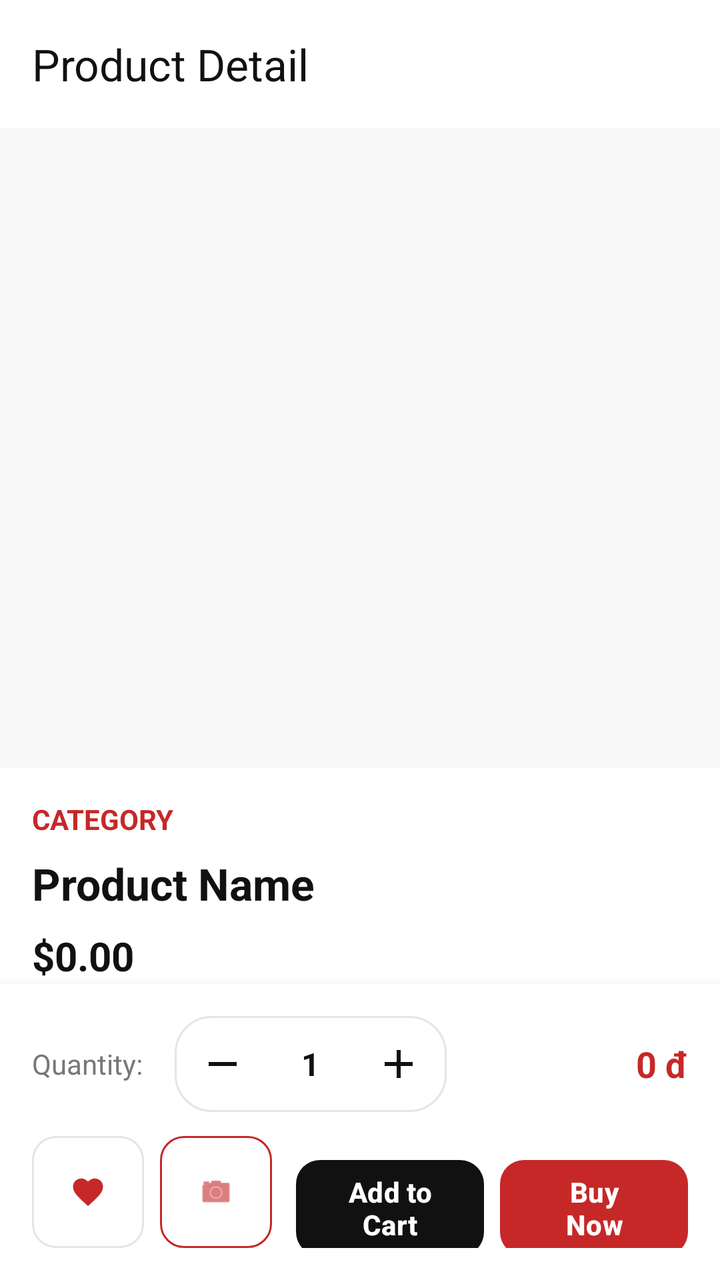
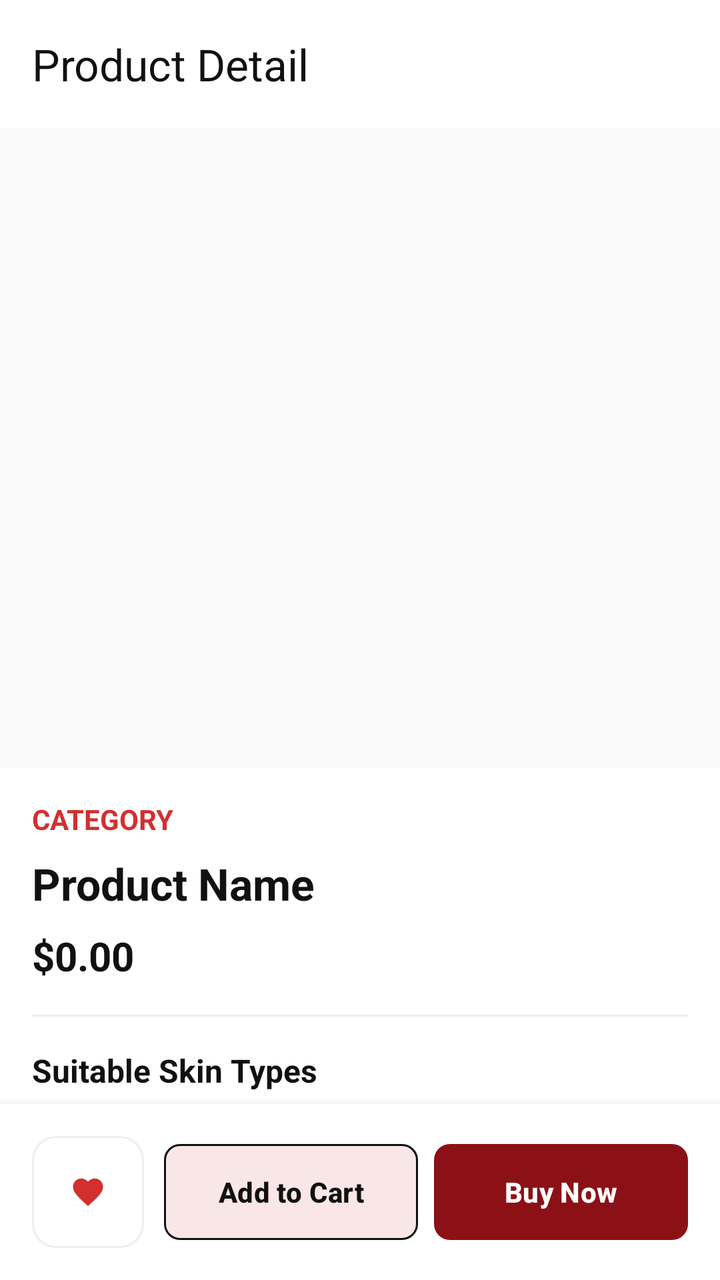

Compare the two renders of this Android layout. The source of the first and the diff that turns it into the second are given below.
<!-- AndroidManifest.xml: application theme Theme.TirTirMCommerce -->
<!-- res/layout/activity_product_detail.xml -->
<?xml version="1.0" encoding="utf-8"?>
<androidx.coordinatorlayout.widget.CoordinatorLayout xmlns:android="http://schemas.android.com/apk/res/android"
    xmlns:app="http://schemas.android.com/apk/res-auto"
    android:layout_width="match_parent"
    android:layout_height="match_parent"
    android:background="@color/tirtir_white">

    <com.google.android.material.appbar.AppBarLayout
        android:layout_width="match_parent"
        android:layout_height="wrap_content"
        android:background="@android:color/white"
        app:elevation="0dp">

        <androidx.appcompat.widget.Toolbar
            android:id="@+id/toolbarProductDetail"
            android:layout_width="match_parent"
            android:layout_height="?attr/actionBarSize"
            app:title="@string/product_detail_title"
            app:titleTextColor="@color/tirtir_text_primary" />
    </com.google.android.material.appbar.AppBarLayout>

    <androidx.core.widget.NestedScrollView
        android:layout_width="match_parent"
        android:layout_height="match_parent"
        app:layout_behavior="@string/appbar_scrolling_view_behavior"
        android:paddingBottom="80dp">

        <LinearLayout
            android:layout_width="match_parent"
            android:layout_height="wrap_content"
            android:orientation="vertical">

            
            
            <FrameLayout
                android:layout_width="match_parent"
                android:layout_height="320dp"
                android:background="@color/tirtir_off_white">

                <ImageView
                    android:id="@+id/ivProductDetailImage"
                    android:layout_width="match_parent"
                    android:layout_height="match_parent"
                    android:scaleType="centerCrop"
                    android:background="@color/tirtir_off_white"
                    android:contentDescription="@string/product_name_placeholder" />

                
                <androidx.viewpager2.widget.ViewPager2
                    android:id="@+id/viewPagerProductImages"
                    android:layout_width="match_parent"
                    android:layout_height="match_parent"
                    android:visibility="gone" />

                <com.google.android.material.tabs.TabLayout
                    android:id="@+id/tabIndicatorImages"
                    android:layout_width="wrap_content"
                    android:layout_height="16dp"
                    android:layout_gravity="bottom|center_horizontal"
                    android:layout_marginBottom="8dp"
                    android:background="@android:color/transparent"
                    app:tabBackground="@drawable/tab_selector"
                    app:tabGravity="center"
                    app:tabIndicatorHeight="0dp"
                    app:tabPaddingEnd="4dp"
                    app:tabPaddingStart="4dp"
                    android:visibility="gone"/>

                
                <TextView
                    android:id="@+id/tvProductOutOfStockBadge"
                    android:layout_width="wrap_content"
                    android:layout_height="wrap_content"
                    android:layout_gravity="top|start"
                    android:layout_margin="10dp"
                    android:background="#CC000000"
                    android:paddingHorizontal="10dp"
                    android:paddingVertical="4dp"
                    android:text="Out of stock"
                    android:textColor="#FFFFFF"
                    android:textSize="12sp"
                    android:textStyle="bold"
                    android:visibility="gone" />

            </FrameLayout>

            <LinearLayout
                android:layout_width="match_parent"
                android:layout_height="wrap_content"
                android:orientation="vertical"
                android:padding="16dp">

                <TextView
                    android:id="@+id/tvProductCategory"
                    android:layout_width="wrap_content"
                    android:layout_height="wrap_content"
                    android:text="@string/product_category_placeholder"
                    android:textColor="@color/tirtir_red_primary"
                    android:textSize="14sp"
                    android:textAllCaps="true"
                    android:textStyle="bold" />

                <TextView
                    android:id="@+id/tvProductName"
                    android:layout_width="match_parent"
                    android:layout_height="wrap_content"
                    android:layout_marginTop="8dp"
                    android:text="@string/product_name_placeholder"
                    android:textColor="@color/tirtir_text_primary"
                    android:textSize="22sp"
                    android:textStyle="bold" />

                <TextView
                    android:id="@+id/tvProductPrice"
                    android:layout_width="wrap_content"
                    android:layout_height="wrap_content"
                    android:layout_marginTop="8dp"
                    android:text="@string/product_price_placeholder"
                    android:textColor="@color/tirtir_text_primary"
                    android:textSize="20sp"
                    android:textStyle="bold" />

                <View
                    android:layout_width="match_parent"
                    android:layout_height="1dp"
                    android:layout_marginTop="16dp"
                    android:layout_marginBottom="16dp"
                    android:background="@color/tirtir_border_gray" />

                <TextView
                    android:layout_width="wrap_content"
                    android:layout_height="wrap_content"
                    android:text="@string/product_suitable_skin_types"
                    android:textColor="@color/tirtir_text_primary"
                    android:textStyle="bold"
                    android:textSize="16sp" />

                <TextView
                    android:id="@+id/tvSuitableSkinTypes"
                    android:layout_width="match_parent"
                    android:layout_height="wrap_content"
                    android:layout_marginTop="8dp"
                    android:text="@string/product_skin_types_placeholder"
                    android:textColor="@color/tirtir_text_secondary"
                    android:textSize="14sp" />

                <TextView
                    android:layout_width="wrap_content"
                    android:layout_height="wrap_content"
                    android:layout_marginTop="16dp"
                    android:text="@string/product_ingredients_title"
                    android:textColor="@color/tirtir_text_primary"
                    android:textStyle="bold"
                    android:textSize="16sp" />

                <TextView
                    android:id="@+id/tvIngredientList"
                    android:layout_width="match_parent"
                    android:layout_height="wrap_content"
                    android:layout_marginTop="8dp"
                    android:text="@string/product_ingredients_placeholder"
                    android:textColor="@color/tirtir_text_secondary"
                    android:textSize="14sp" />

                <com.google.android.material.button.MaterialButton
                    android:id="@+id/btnIngredientScan"
                    style="@style/Widget.MaterialComponents.Button.OutlinedButton"
                    android:layout_width="match_parent"
                    android:layout_height="48dp"
                    android:layout_marginTop="12dp"
                    android:text="Scan ingredients / check conflicts"
                    android:textColor="@color/tirtir_red_primary"
                    app:cornerRadius="12dp"
                    app:icon="@drawable/ic_scan"
                    app:iconTint="@color/tirtir_red_primary"
                    app:strokeColor="@color/tirtir_red_primary" />

                <com.google.android.material.button.MaterialButton
                    android:id="@+id/btnChatAdvisor"
                    style="@style/Widget.MaterialComponents.Button.OutlinedButton"
                    android:layout_width="match_parent"
                    android:layout_height="48dp"
                    android:layout_marginTop="10dp"
                    android:text="Ask AI before buying"
                    android:textColor="@color/tirtir_black"
                    app:cornerRadius="12dp"
                    app:icon="@drawable/ic_chat"
                    app:iconTint="@color/tirtir_black"
                    app:strokeColor="@color/tirtir_border_gray" />

                <TextView
                    android:layout_width="wrap_content"
                    android:layout_height="wrap_content"
                    android:layout_marginTop="16dp"
                    android:text="@string/product_description_title"
                    android:textColor="@color/tirtir_text_primary"
                    android:textStyle="bold"
                    android:textSize="16sp" />

                <TextView
                    android:id="@+id/tvProductDescription"
                    android:layout_width="match_parent"
                    android:layout_height="wrap_content"
                    android:layout_marginTop="8dp"
                    android:text="@string/product_description_placeholder"
                    android:textColor="@color/tirtir_text_secondary"
                    android:textSize="14sp"
                    android:lineSpacingExtra="4dp" />

                
                <LinearLayout
                    android:id="@+id/layoutDescriptionImages"
                    android:layout_width="match_parent"
                    android:layout_height="wrap_content"
                    android:layout_marginTop="16dp"
                    android:orientation="vertical" />

            </LinearLayout>
        </LinearLayout>
    </androidx.core.widget.NestedScrollView>

    
    <LinearLayout
        android:layout_width="match_parent"
        android:layout_height="wrap_content"
        android:layout_gravity="bottom"
        android:background="@color/tirtir_white"
        android:elevation="8dp"
        android:orientation="vertical"
        android:padding="16dp">

        <LinearLayout
            android:layout_width="match_parent"
            android:layout_height="wrap_content"
            android:orientation="horizontal"
            android:gravity="center_vertical"
            android:layout_marginBottom="12dp">
            
            <TextView
                android:layout_width="wrap_content"
                android:layout_height="wrap_content"
                android:text="Quantity:"
                android:textColor="@color/tirtir_text_secondary"
                android:textSize="14sp"
                android:layout_marginEnd="16dp"/>
                
            <LinearLayout
                android:layout_width="wrap_content"
                android:layout_height="48dp"
                android:orientation="horizontal"
                android:background="@drawable/bg_stepper"
                android:gravity="center_vertical">
                
                <ImageButton
                    android:id="@+id/btnDecreaseQty"
                    android:layout_width="48dp"
                    android:layout_height="48dp"
                    android:background="?attr/selectableItemBackground"
                    android:src="@drawable/ic_minus"
                    app:tint="@color/tirtir_black"/>
                    
                <TextView
                    android:id="@+id/tvQuantity"
                    android:layout_width="40dp"
                    android:layout_height="wrap_content"
                    android:text="1"
                    android:gravity="center"
                    android:textColor="@color/tirtir_black"
                    android:textStyle="bold"
                    android:textSize="16sp"/>
                    
                <ImageButton
                    android:id="@+id/btnIncreaseQty"
                    android:layout_width="48dp"
                    android:layout_height="48dp"
                    android:background="?attr/selectableItemBackground"
                    android:src="@drawable/ic_plus"
                    app:tint="@color/tirtir_black"/>
            </LinearLayout>
            
            <View
                android:layout_width="0dp"
                android:layout_height="0dp"
                android:layout_weight="1"/>
                
            <TextView
                android:id="@+id/tvTotalPrice"
                android:layout_width="wrap_content"
                android:layout_height="wrap_content"
                android:text="0 đ"
                android:textColor="@color/tirtir_red_primary"
                android:textSize="18sp"
                android:textStyle="bold"/>
        </LinearLayout>

        <LinearLayout
            android:layout_width="match_parent"
            android:layout_height="wrap_content"
            android:orientation="horizontal">
            
            <com.google.android.material.button.MaterialButton
                android:id="@+id/btnWishlist"
                style="@style/Widget.MaterialComponents.Button.OutlinedButton"
                android:layout_width="56dp"
                android:layout_height="56dp"
                android:contentDescription="@string/content_desc_wishlist"
                android:insetTop="0dp"
                android:insetBottom="0dp"
                android:padding="0dp"
                app:icon="@drawable/ic_wishlist"
                app:iconGravity="textStart"
                app:iconPadding="0dp"
                app:iconTint="@color/tirtir_red_primary"
                app:strokeColor="@color/tirtir_border_gray"
                app:cornerRadius="12dp" />

            
            <com.google.android.material.button.MaterialButton
                android:id="@+id/btnARTryOn"
                style="@style/Widget.MaterialComponents.Button.OutlinedButton"
                android:layout_width="56dp"
                android:layout_height="56dp"
                android:layout_marginStart="8dp"
                android:contentDescription="AR Try-On"
                android:insetTop="0dp"
                android:insetBottom="0dp"
                android:padding="0dp"
                app:icon="@android:drawable/ic_menu_camera"
                app:iconGravity="textStart"
                app:iconPadding="0dp"
                app:iconTint="@color/tirtir_red_primary"
                app:strokeColor="@color/tirtir_red_primary"
                app:cornerRadius="12dp" />

            <com.google.android.material.button.MaterialButton
                android:id="@+id/btnAddToCart"
                android:layout_width="0dp"
                android:layout_height="56dp"
                android:layout_marginStart="12dp"
                android:layout_weight="1"
                android:text="@string/btn_add_to_cart"
                android:textColor="@color/tirtir_white"
                android:textSize="14sp"
                android:textStyle="bold"
                app:backgroundTint="@color/tirtir_black"
                app:cornerRadius="12dp" />

            <com.google.android.material.button.MaterialButton
                android:id="@+id/btnBuyNow"
                android:layout_width="0dp"
                android:layout_height="56dp"
                android:layout_marginStart="8dp"
                android:layout_weight="1"
                android:text="Buy Now"
                android:textColor="@color/tirtir_white"
                android:textSize="14sp"
                android:textStyle="bold"
                app:backgroundTint="@color/tirtir_red_primary"
                app:cornerRadius="12dp" />
        </LinearLayout>
    </LinearLayout>

</androidx.coordinatorlayout.widget.CoordinatorLayout>
<!-- resources referenced by this layout -->
<resources>
  <color name="tirtir_black">#111111</color>
  <color name="tirtir_border_gray">#E5E5E5</color>
  <color name="tirtir_off_white">#F8F8F8</color>
  <color name="tirtir_red_primary">#C62828</color>
  <color name="tirtir_text_primary">#111111</color>
  <color name="tirtir_text_secondary">#777777</color>
  <color name="tirtir_white">#FFFFFF</color>
  <!-- drawable bg_stepper (drawable) -->
  <?xml version="1.0" encoding="utf-8"?>
  <shape xmlns:android="http://schemas.android.com/apk/res/android">
      <solid android:color="@color/tirtir_white" />
      <stroke android:width="1dp" android:color="@color/tirtir_border_gray" />
      <corners android:radius="18dp" />
  </shape>
  <!-- drawable ic_minus (drawable) -->
  <vector xmlns:android="http://schemas.android.com/apk/res/android"
      android:width="24dp"
      android:height="24dp"
      android:viewportWidth="24"
      android:viewportHeight="24">
      <path
          android:fillColor="#000000"
          android:pathData="M19,13H5V11H19V13Z" />
  </vector>
  <string name="btn_add_to_cart">Add to Cart</string>
  <string name="content_desc_wishlist">Add to wishlist</string>
  <string name="product_category_placeholder">CATEGORY</string>
  <string name="product_description_placeholder">Product description</string>
  <string name="product_description_title">Description</string>
  <string name="product_detail_title">Product Detail</string>
  <string name="product_ingredients_placeholder">Water, Glycerin, Niacinamide...</string>
  <string name="product_ingredients_title">Ingredients</string>
  <string name="product_name_placeholder">Product Name</string>
  <string name="product_price_placeholder">$0.00</string>
  <string name="product_skin_types_placeholder">All skin types, sensitive skin</string>
  <string name="product_suitable_skin_types">Suitable Skin Types</string>
  <style name="Theme.TirTirMCommerce" parent="Base.Theme.TirTirMCommerce" />
  <!-- drawable tab_indicator_selected (drawable) -->
  <?xml version="1.0" encoding="utf-8"?>
  <shape xmlns:android="http://schemas.android.com/apk/res/android"
      android:shape="oval">
      <solid android:color="@color/tirtir_red_primary"/>
      <size android:width="8dp" android:height="8dp"/>
  </shape>
  <!-- drawable tab_indicator_default (drawable) -->
  <?xml version="1.0" encoding="utf-8"?>
  <shape xmlns:android="http://schemas.android.com/apk/res/android"
      android:shape="oval">
      <solid android:color="@color/tirtir_silver_gray"/>
      <size android:width="8dp" android:height="8dp"/>
  </shape>
  <style name="Base.Theme.TirTirMCommerce" parent="Theme.Material3.DayNight.NoActionBar">
          
          <item name="colorPrimary">@color/tirtir_red_primary</item>
          <item name="colorPrimaryDark">@color/tirtir_red_dark</item>
          <item name="colorPrimaryContainer">@color/tirtir_red_surface</item>
  
          
          <item name="colorOnPrimary">@color/tirtir_white</item>
          <item name="colorOnPrimaryContainer">@color/tirtir_red_primary</item>
  
          
          <item name="colorSecondary">@color/tirtir_black</item>
          <item name="colorOnSecondary">@color/tirtir_white</item>
  
          
          <item name="colorSurface">@color/tirtir_white</item>
          <item name="colorOnSurface">@color/tirtir_black</item>
          <item name="colorSurfaceVariant">@color/tirtir_off_white</item>
  
          
          <item name="android:windowBackground">@color/tirtir_off_white</item>
          <item name="android:statusBarColor">@color/tirtir_white</item>
          <item name="android:windowLightStatusBar">true</item>
  
          
          <item name="colorError">@color/tirtir_error</item>
      </style>
  <color name="tirtir_silver_gray">#BDBDBD</color>
  <color name="tirtir_red_dark">#8E0000</color>
  <color name="tirtir_red_surface">#FFEBEE</color>
  <color name="tirtir_error">#D32F2F</color>
  <!-- unchanged entries left out for length: 5 -->
</resources>

<!-- the commit's change to res/layout/activity_product_detail.xml (unified diff, before → after) -->
@@ -55,16 +55,35 @@
                 <com.google.android.material.tabs.TabLayout
                     android:id="@+id/tabIndicatorImages"
                     android:layout_width="wrap_content"
-                    android:layout_height="16dp"
+                    android:layout_height="12dp"
                     android:layout_gravity="bottom|center_horizontal"
                     android:layout_marginBottom="8dp"
                     android:background="@android:color/transparent"
                     app:tabBackground="@drawable/tab_selector"
                     app:tabGravity="center"
                     app:tabIndicatorHeight="0dp"
-                    app:tabPaddingEnd="4dp"
-                    app:tabPaddingStart="4dp"
+                    app:tabPaddingEnd="2dp"
+                    app:tabPaddingStart="2dp"
                     android:visibility="gone"/>
+
+                <com.google.android.material.button.MaterialButton
+                    android:id="@+id/btnARTryOn"
+                    android:layout_width="wrap_content"
+                    android:layout_height="38dp"
+                    android:layout_gravity="bottom|end"
+                    android:layout_marginEnd="14dp"
+                    android:layout_marginBottom="28dp"
+                    android:insetTop="0dp"
+                    android:insetBottom="0dp"
+                    android:text="SCAN &amp; MATCH"
+                    android:textColor="@color/tirtir_white"
+                    android:textSize="11sp"
+                    android:visibility="gone"
+                    app:backgroundTint="@color/tirtir_black_cover"
+                    app:cornerRadius="19dp"
+                    app:icon="@drawable/ic_scan"
+                    app:iconSize="16dp"
+                    app:iconTint="@color/tirtir_white" />
 
                 
                 <TextView
@@ -145,10 +164,11 @@
                     android:textSize="14sp" />
 
                 <TextView
+                    android:id="@+id/tvHeaderIngredients"
                     android:layout_width="wrap_content"
                     android:layout_height="wrap_content"
                     android:layout_marginTop="16dp"
-                    android:text="@string/product_ingredients_title"
+                    android:text="KEY INGREDIENTS  +"
                     android:textColor="@color/tirtir_text_primary"
                     android:textStyle="bold"
                     android:textSize="16sp" />
@@ -160,20 +180,8 @@
                     android:layout_marginTop="8dp"
                     android:text="@string/product_ingredients_placeholder"
                     android:textColor="@color/tirtir_text_secondary"
-                    android:textSize="14sp" />
-
-                <com.google.android.material.button.MaterialButton
-                    android:id="@+id/btnIngredientScan"
-                    style="@style/Widget.MaterialComponents.Button.OutlinedButton"
-                    android:layout_width="match_parent"
-                    android:layout_height="48dp"
-                    android:layout_marginTop="12dp"
-                    android:text="Scan ingredients / check conflicts"
-                    android:textColor="@color/tirtir_red_primary"
-                    app:cornerRadius="12dp"
-                    app:icon="@drawable/ic_scan"
-                    app:iconTint="@color/tirtir_red_primary"
-                    app:strokeColor="@color/tirtir_red_primary" />
+                    android:textSize="14sp"
+                    android:visibility="gone" />
 
                 <com.google.android.material.button.MaterialButton
                     android:id="@+id/btnChatAdvisor"
@@ -188,11 +196,39 @@
                     app:iconTint="@color/tirtir_black"
                     app:strokeColor="@color/tirtir_border_gray" />
 
-                <TextView
+                <LinearLayout
+                    android:id="@+id/layoutShadeSelection"
+                    android:layout_width="match_parent"
+                    android:layout_height="wrap_content"
+                    android:layout_marginTop="18dp"
+                    android:gravity="center_vertical"
+                    android:orientation="horizontal"
+                    android:visibility="gone">
+
+                    <TextView
+                        android:layout_width="0dp"
+                        android:layout_height="wrap_content"
+                        android:layout_weight="1"
+                        android:text="SELECT SHADE"
+                        android:textColor="@color/tirtir_text_primary"
+                        android:textSize="13sp"
+                        android:textStyle="bold" />
+
+                    <com.google.android.material.button.MaterialButton
+                        android:id="@+id/btnChooseShade"
+                        style="@style/Widget.MaterialComponents.Button.TextButton"
+                        android:layout_width="wrap_content"
+                        android:layout_height="48dp"
+                        android:text="Choose shade"
+                        android:textColor="@color/tirtir_red_dark" />
+                </LinearLayout>
+
+                <TextView
+                    android:id="@+id/tvHeaderDescription"
                     android:layout_width="wrap_content"
                     android:layout_height="wrap_content"
                     android:layout_marginTop="16dp"
-                    android:text="@string/product_description_title"
+                    android:text="DESCRIPTION  −"
                     android:textColor="@color/tirtir_text_primary"
                     android:textStyle="bold"
                     android:textSize="16sp" />
@@ -214,6 +250,46 @@
                     android:layout_height="wrap_content"
                     android:layout_marginTop="16dp"
                     android:orientation="vertical" />
+
+                <TextView
+                    android:id="@+id/tvHeaderHowToUse"
+                    android:layout_width="match_parent"
+                    android:layout_height="48dp"
+                    android:layout_marginTop="8dp"
+                    android:gravity="center_vertical"
+                    android:text="HOW TO USE  +"
+                    android:textColor="@color/tirtir_text_primary"
+                    android:textSize="14sp"
+                    android:textStyle="bold" />
+
+                <TextView
+                    android:id="@+id/tvHowToUse"
+                    android:layout_width="match_parent"
+                    android:layout_height="wrap_content"
+                    android:text="Application directions are not available yet."
+                    android:textColor="@color/tirtir_text_secondary"
+                    android:textSize="14sp"
+                    android:visibility="gone" />
+
+                <TextView
+                    android:id="@+id/tvHeaderReviews"
+                    android:layout_width="match_parent"
+                    android:layout_height="48dp"
+                    android:layout_marginTop="4dp"
+                    android:gravity="center_vertical"
+                    android:text="REVIEWS  +"
+                    android:textColor="@color/tirtir_text_primary"
+                    android:textSize="14sp"
+                    android:textStyle="bold" />
+
+                <TextView
+                    android:id="@+id/tvReviewSummary"
+                    android:layout_width="match_parent"
+                    android:layout_height="wrap_content"
+                    android:text="No reviews yet. Be the first verified buyer to review this product."
+                    android:textColor="@color/tirtir_text_secondary"
+                    android:textSize="14sp"
+                    android:visibility="gone" />
 
             </LinearLayout>
         </LinearLayout>
@@ -230,11 +306,13 @@
         android:padding="16dp">
 
         <LinearLayout
+            android:id="@+id/layoutInlineQuantity"
             android:layout_width="match_parent"
             android:layout_height="wrap_content"
             android:orientation="horizontal"
             android:gravity="center_vertical"
-            android:layout_marginBottom="12dp">
+            android:layout_marginBottom="12dp"
+            android:visibility="gone">
             
             <TextView
                 android:layout_width="wrap_content"
@@ -287,7 +365,7 @@
                 android:id="@+id/tvTotalPrice"
                 android:layout_width="wrap_content"
                 android:layout_height="wrap_content"
-                android:text="0 đ"
+                android:text="$0.00"
                 android:textColor="@color/tirtir_red_primary"
                 android:textSize="18sp"
                 android:textStyle="bold"/>
@@ -314,36 +392,20 @@
                 app:strokeColor="@color/tirtir_border_gray"
                 app:cornerRadius="12dp" />
 
-            
-            <com.google.android.material.button.MaterialButton
-                android:id="@+id/btnARTryOn"
-                style="@style/Widget.MaterialComponents.Button.OutlinedButton"
-                android:layout_width="56dp"
-                android:layout_height="56dp"
-                android:layout_marginStart="8dp"
-                android:contentDescription="AR Try-On"
-                android:insetTop="0dp"
-                android:insetBottom="0dp"
-                android:padding="0dp"
-                app:icon="@android:drawable/ic_menu_camera"
-                app:iconGravity="textStart"
-                app:iconPadding="0dp"
-                app:iconTint="@color/tirtir_red_primary"
-                app:strokeColor="@color/tirtir_red_primary"
-                app:cornerRadius="12dp" />
-
             <com.google.android.material.button.MaterialButton
                 android:id="@+id/btnAddToCart"
                 android:layout_width="0dp"
                 android:layout_height="56dp"
-                android:layout_marginStart="12dp"
+                android:layout_marginStart="10dp"
                 android:layout_weight="1"
                 android:text="@string/btn_add_to_cart"
-                android:textColor="@color/tirtir_white"
                 android:textSize="14sp"
                 android:textStyle="bold"
-                app:backgroundTint="@color/tirtir_black"
-                app:cornerRadius="12dp" />
+                android:textColor="@color/tirtir_black"
+                app:backgroundTint="@color/tirtir_white"
+                app:strokeColor="@color/tirtir_black"
+                app:strokeWidth="1dp"
+                app:cornerRadius="8dp" />
 
             <com.google.android.material.button.MaterialButton
                 android:id="@+id/btnBuyNow"
@@ -355,8 +417,8 @@
                 android:textColor="@color/tirtir_white"
                 android:textSize="14sp"
                 android:textStyle="bold"
-                app:backgroundTint="@color/tirtir_red_primary"
-                app:cornerRadius="12dp" />
+                app:backgroundTint="@color/tirtir_red_dark"
+                app:cornerRadius="8dp" />
         </LinearLayout>
     </LinearLayout>
 
<!-- resource entries referenced after the edit -->
@@ -1,9 +1,10 @@
 <!-- resources referenced by this layout -->
 <resources>
   <color name="tirtir_black">#111111</color>
-  <color name="tirtir_border_gray">#E5E5E5</color>
-  <color name="tirtir_off_white">#F8F8F8</color>
-  <color name="tirtir_red_primary">#C62828</color>
+  <color name="tirtir_black_cover">#1A1A1A</color>
+  <color name="tirtir_border_gray">#EEEEEE</color>
+  <color name="tirtir_off_white">#FAFAFA</color>
+  <color name="tirtir_red_primary">#D32F2F</color>
   <color name="tirtir_text_primary">#111111</color>
   <color name="tirtir_text_secondary">#777777</color>
   <color name="tirtir_white">#FFFFFF</color>
@@ -15,23 +16,22 @@
       <corners android:radius="18dp" />
   </shape>
   <!-- drawable ic_minus (drawable) -->
+  <?xml version="1.0" encoding="utf-8"?>
   <vector xmlns:android="http://schemas.android.com/apk/res/android"
       android:width="24dp"
       android:height="24dp"
       android:viewportWidth="24"
       android:viewportHeight="24">
       <path
-          android:fillColor="#000000"
-          android:pathData="M19,13H5V11H19V13Z" />
+          android:fillColor="#111111"
+          android:pathData="M5,11 L19,11 L19,13 L5,13 Z" />
   </vector>
   <string name="btn_add_to_cart">Add to Cart</string>
   <string name="content_desc_wishlist">Add to wishlist</string>
   <string name="product_category_placeholder">CATEGORY</string>
   <string name="product_description_placeholder">Product description</string>
-  <string name="product_description_title">Description</string>
   <string name="product_detail_title">Product Detail</string>
   <string name="product_ingredients_placeholder">Water, Glycerin, Niacinamide...</string>
-  <string name="product_ingredients_title">Ingredients</string>
   <string name="product_name_placeholder">Product Name</string>
   <string name="product_price_placeholder">$0.00</string>
   <string name="product_skin_types_placeholder">All skin types, sensitive skin</string>
@@ -42,14 +42,14 @@
   <shape xmlns:android="http://schemas.android.com/apk/res/android"
       android:shape="oval">
       <solid android:color="@color/tirtir_red_primary"/>
-      <size android:width="8dp" android:height="8dp"/>
+      <size android:width="6dp" android:height="6dp"/>
   </shape>
   <!-- drawable tab_indicator_default (drawable) -->
   <?xml version="1.0" encoding="utf-8"?>
   <shape xmlns:android="http://schemas.android.com/apk/res/android"
       android:shape="oval">
       <solid android:color="@color/tirtir_silver_gray"/>
-      <size android:width="8dp" android:height="8dp"/>
+      <size android:width="6dp" android:height="6dp"/>
   </shape>
   <style name="Base.Theme.TirTirMCommerce" parent="Theme.Material3.DayNight.NoActionBar">
           
@@ -64,6 +64,8 @@
           
           <item name="colorSecondary">@color/tirtir_black</item>
           <item name="colorOnSecondary">@color/tirtir_white</item>
+          <item name="colorSecondaryContainer">@color/tirtir_red_surface</item>
+          <item name="colorOnSecondaryContainer">@color/tirtir_red_primary</item>
   
           
           <item name="colorSurface">@color/tirtir_white</item>
@@ -79,8 +81,8 @@
           <item name="colorError">@color/tirtir_error</item>
       </style>
   <color name="tirtir_silver_gray">#BDBDBD</color>
-  <color name="tirtir_red_dark">#8E0000</color>
-  <color name="tirtir_red_surface">#FFEBEE</color>
+  <color name="tirtir_red_dark">#8B1116</color>
+  <color name="tirtir_red_surface">#FFF4F3</color>
   <color name="tirtir_error">#D32F2F</color>
   <!-- unchanged entries left out for length: 5 -->
 </resources>
